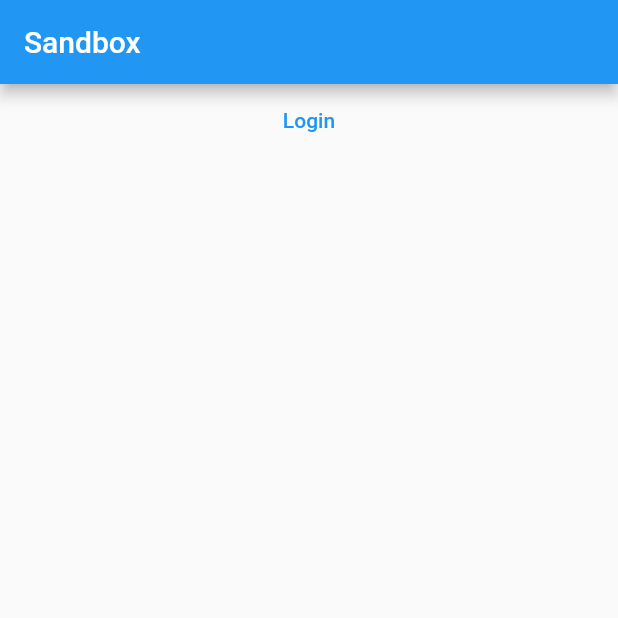
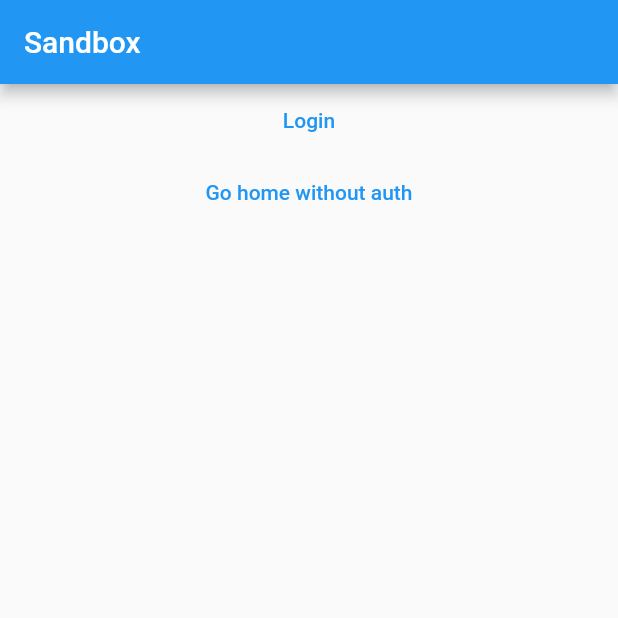
Before and after one commit to wjprogramer/flutter_sandbox_1, a Flutter app: the screen it shows after launch, on a phone screen of 412 x 824 dp, the top half of it. Run offline on Flutter 3.47's test engine with Material 2 defaults, Android fonts, the phone set to English and light mode, and no system bars; our stand-ins replace bloc, equatable, flutter_modular, mobx; generated files the repository leaves out were written again.

Commit message:
[pkg // flutter_modular] route guard

```diff
--- a/lib/pages/home_page.dart
+++ b/lib/pages/home_page.dart
@@ -21,7 +21,13 @@ class _HomePageState extends State<HomePage> {
               Modular.to.pushNamed('/login');
             },
             child: Text('Login'),
-          )
+          ),
+          TextButton(
+            onPressed: () {
+              Modular.to.pushNamed('/home');
+            },
+            child: Text('Go home without auth'),
+          ),
         ],
       ),
     );
```
Also changed, not shown: lib/modules/app/app_module.dart (+8 -1 lines), lib/modules/home/home_guard.dart (added, +18 -0 lines).
